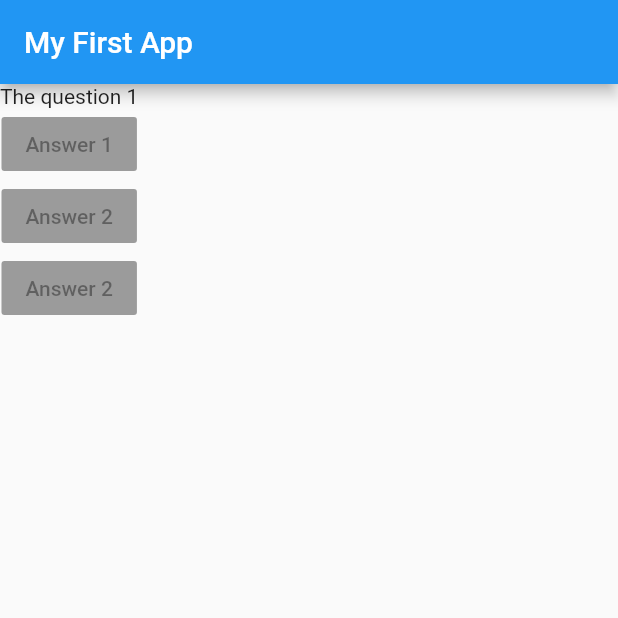
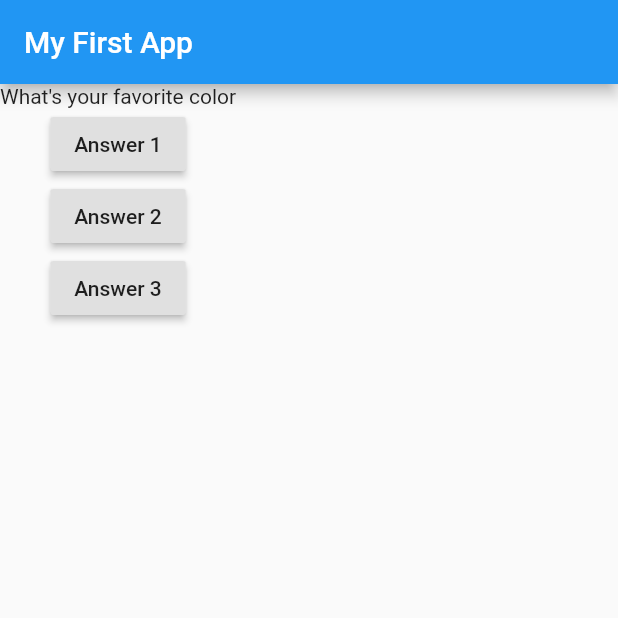
Before and after one commit to balaks25/flutter_project_1, a Flutter app: the screen it shows after launch, on a phone screen of 412 x 824 dp, the top half of it. Run offline on Flutter 3.47's test engine with Material 2 defaults, Android fonts, the phone set to English and light mode, and no system bars.

Commit message:
added button state.

```diff
--- a/project_1/lib/main.dart
+++ b/project_1/lib/main.dart
@@ -4,11 +4,29 @@ void main() {
   runApp(MyApp());
 }
 
-class MyApp extends StatelessWidget {
+class MyApp extends StatefulWidget {
+  @override
+  State<StatefulWidget> createState() {
+    // TODO: implement createState
+    return MyAppState();
+  }
+}
+
+class MyAppState extends State<MyApp> {
+  var questionIndex = 0;
+
   var question = [
     'What\'s your favorite color',
     'what\'s your favorite animal'
   ];
+
+  void answerQuestions() {
+    setState(() {
+      questionIndex += 1;
+      print(questionIndex);
+    });
+  }
+
   @override
   Widget build(BuildContext context) {
     return MaterialApp(
@@ -18,10 +36,16 @@ class MyApp extends StatelessWidget {
         ),
         body: Column(
           children: [
-            Text('The question 1'),
-            RaisedButton(child: Text('Answer 1'), onPressed: null),
-            RaisedButton(child: Text('Answer 2'), onPressed: null),
-            RaisedButton(child: Text('Answer 2'), onPressed: null),
+            Text(question
+                .elementAt(questionIndex)), // or question[questionIndex]
+            RaisedButton(child: Text('Answer 1'), onPressed: answerQuestions),
+            RaisedButton(
+                child: Text('Answer 2'), onPressed: () => print('selected 2')),
+            RaisedButton(
+                child: Text('Answer 3'),
+                onPressed: () {
+                  print('selected 3');
+                }),
           ],
         ),
       ),
```
